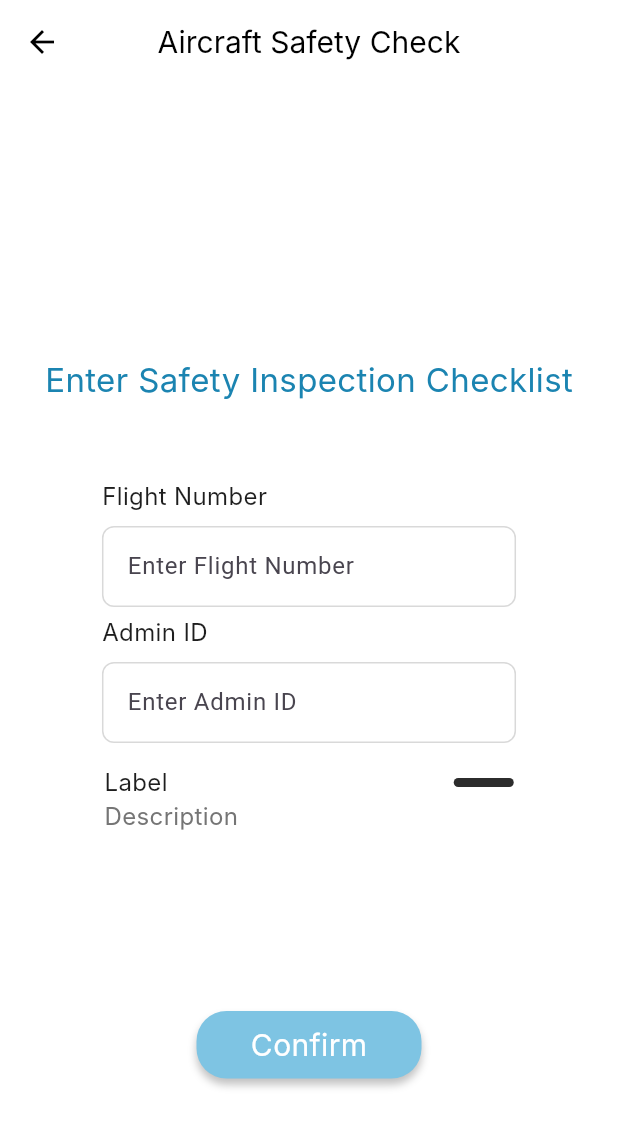
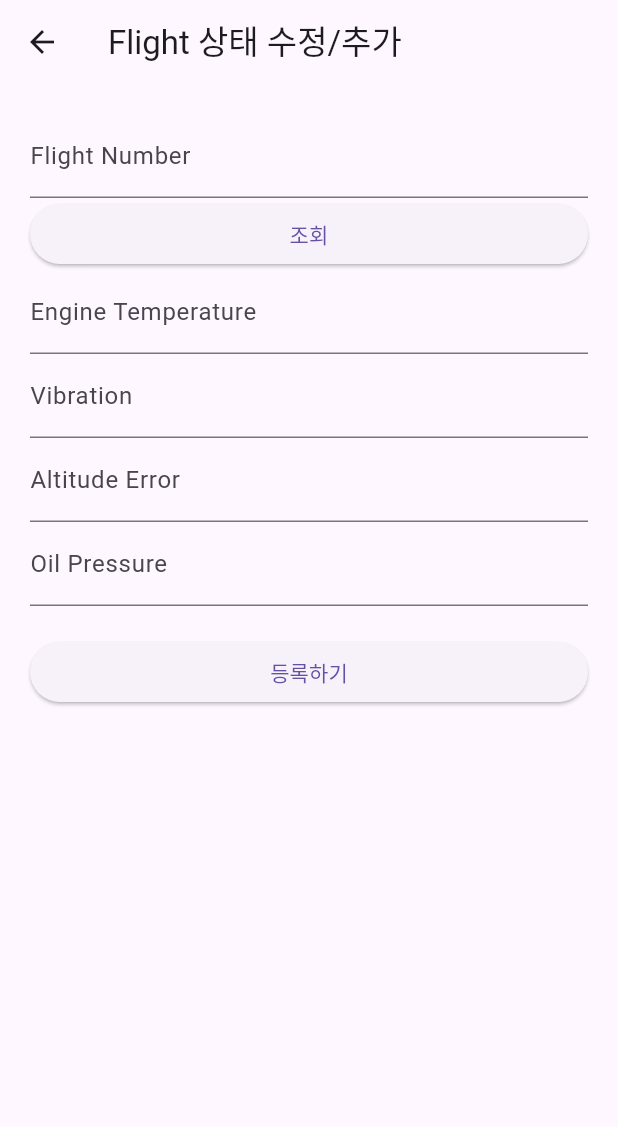
Before and after one commit to Sigyn0809/aircraft_safety_check_app, a Flutter app: the AdminLoginScreen screen opened directly, after a tap on "Login", on a phone screen of 412 x 824 dp. Shown: the top 1127 px of the screen. Run offline on Flutter 3.47's test engine with Material 3 defaults, Android fonts, the phone set to English and light mode, and no system bars; Roboto replaces fonts that are missing (Inter).

Commit message:
feat: add admin functionality to register and modify flight data
- Admin can now query flight number via GET
- If flight number does not exist, fields remain empty for manual input
- Upon submission, new flight data is inserted via POST
- Existing flight numbers are editable via PUT
- Invalid input is blocked, all required fields are validated

```diff
--- a/lib/screens/admin_login_screen.dart
+++ b/lib/screens/admin_login_screen.dart
@@ -1,5 +1,5 @@
 import 'package:flutter/material.dart';
-import 'admin_safety_check_page.dart';
+import 'flight_edit_screen.dart';
 
 class AdminLoginScreen extends StatelessWidget {
   @override
@@ -135,7 +135,7 @@ class AdminLoginScreen extends StatelessWidget {
                   Navigator.push(
                     context,
                     MaterialPageRoute(
-                        builder: (context) => AdminSafetyCheckPage()),
+                        builder: (context) => FlightEditScreen()),
                   );
                 },
                 child: Container(
--- a/lib/screens/admin_safety_check_page.dart
+++ /dev/null
@@ -1,231 +0,0 @@
-import 'package:flutter/material.dart';
-
-class AdminSafetyCheckPage extends StatelessWidget {
-  @override
-  Widget build(BuildContext context) {
-    double screenWidth = MediaQuery.of(context).size.width;  // 화면의 너비
-    double screenHeight = MediaQuery.of(context).size.height; // 화면의 높이
-
-    return Scaffold(
-      backgroundColor: Colors.white, // 흰색 배경
-      // 상단 위젯 설정
-      appBar: AppBar(
-        backgroundColor: Colors.transparent, // 투명 배경
-        elevation: 0, // 그림자 없애기
-        leading: IconButton(
-          icon: Icon(Icons.arrow_back, color: Colors.black), // 뒤로가기 아이콘
-          onPressed: () {
-            Navigator.pop(context); // 뒤로가기 버튼 클릭 시 이전 화면으로 돌아가기
-          },
-        ),
-        centerTitle: true, // 중앙 정렬
-        title: Text(
-          'Aircraft Safety Check', // 제목
-          style: TextStyle(
-            color: Colors.black, // 검정색 텍스트
-            fontSize: 20,
-            fontFamily: 'Inter',
-          ),
-        ),
-      ),
-
-      body: Center(
-        child: Container(
-          width: screenWidth,
-          height: screenHeight,
-          child: Stack(
-            children: [
-              // 'Enter Safety Inspection Checklist' 텍스트 (ID 필드 바로 위)
-              Positioned(
-                top: screenHeight * 0.22, // 세로 위치 지정
-                left: 0, // left를 0으로 설정하여, Align 위젯이 자동으로 중앙 정렬되도록 함
-                right: 0, // right를 0으로 설정하여 Align이 수평 중앙에 배치되도록
-                child: Align(
-                  alignment: Alignment.center, // 수평 중앙 정렬
-                  child: Text(
-                    'Enter Safety Inspection Checklist',
-                    style: TextStyle(
-                      color: Color(0xFF1B84B1),
-                      fontSize: 22,
-                      fontFamily: 'Inter',
-                    ),
-                  ),
-                ),
-              ),
-
-              // Flight Number 입력 필드
-              Positioned(
-                top: screenHeight * 0.32, // Flight Number 필드 위치 조정
-                left: screenWidth * 0.5 - screenWidth * 0.67 / 2, // 가로 중앙 정렬 (273은 입력 필드의 너비)
-                child: Column(
-                  crossAxisAlignment: CrossAxisAlignment.start,
-                  children: [
-                    Text(
-                      'Flight Number',
-                      style: TextStyle(
-                        color: Color(0xFF1E1E1E),
-                        fontSize: 16,
-                        fontFamily: 'Inter',
-                      ),
-                    ),
-                    SizedBox(height: 8),
-                    Container(
-                      width: screenWidth * 0.67,
-                      padding: const EdgeInsets.symmetric(horizontal: 16, vertical: 2),
-                      decoration: BoxDecoration(
-                        color: Colors.white,
-                        borderRadius: BorderRadius.circular(8),
-                        border: Border.all(color: Color(0xFFD9D9D9)),
-                      ),
-                      child: TextField(
-                        decoration: InputDecoration(
-                          hintText: 'Enter Flight Number', // 힌트 텍스트 추가
-                          border: InputBorder.none,
-                        ),
-                      ),
-                    ),
-                  ],
-                ),
-              ),
-
-              // Admin ID 텍스트와 필드
-              Positioned(
-                top: screenHeight * 0.43, // Admin ID 필드의 상단 위치
-                left: MediaQuery.of(context).size.width * 0.5 - screenWidth * 0.67 / 2, // ID 필드 너비 273을 기준으로 중앙 정렬
-                child: Column(
-                  crossAxisAlignment: CrossAxisAlignment.start,
-                  children: [
-                    Text(
-                      'Admin ID',
-                      style: TextStyle(
-                        color: Color(0xFF1E1E1E),
-                        fontSize: 16,
-                        fontFamily: 'Inter',
-                      ),
-                    ),
-                    SizedBox(height: 8), // 텍스트와 텍스트 필드 사이의 간격
-                    Container(
-                      width: screenWidth * 0.67,
-                      padding: const EdgeInsets.symmetric(horizontal: 16, vertical: 2),
-                      decoration: BoxDecoration(
-                        color: Colors.white,
-                        borderRadius: BorderRadius.circular(8),
-                        border: Border.all(color: Color(0xFFD9D9D9)),
-                      ),
-                      child: TextField(
-                        decoration: InputDecoration(
-                          hintText: 'Enter Admin ID', // 힌트 텍스트 추가
-                          border: InputBorder.none,
-                        ),
-                      ),
-                    ),
-                  ],
-                ),
-              ),
-
-              // Label 토글 스위치
-              Positioned(
-                top: screenHeight * 0.55, // Label 스위치 위치 조정
-                left: screenWidth * 0.5 - 275 / 2, // 가로 중앙 정렬 (275는 스위치의 너비)
-                child: Container(
-                  width: 275,
-                  decoration: ShapeDecoration(
-                    color: Colors.white,
-                    shape: RoundedRectangleBorder(
-                      side: BorderSide(width: 1, color: Colors.white),
-                    ),
-                  ),
-                  child: Column(
-                    mainAxisSize: MainAxisSize.min,
-                    mainAxisAlignment: MainAxisAlignment.start,
-                    crossAxisAlignment: CrossAxisAlignment.start,
-                    children: [
-                      Row(
-                        mainAxisSize: MainAxisSize.min,
-                        mainAxisAlignment: MainAxisAlignment.start,
-                        crossAxisAlignment: CrossAxisAlignment.center,
-                        children: [
-                          Expanded(
-                            child: SizedBox(
-                              child: Text(
-                                'Label',
-                                style: TextStyle(
-                                  color: Color(0xFF1E1E1E),
-                                  fontSize: 16,
-                                  fontFamily: 'Inter',
-                                ),
-                              ),
-                            ),
-                          ),
-                          const SizedBox(width: 12),
-                          Container(
-                            width: 40,
-                            padding: const EdgeInsets.only(top: 3, left: 19, right: 3, bottom: 3),
-                            decoration: ShapeDecoration(
-                              color: Color(0xFF2C2C2C),
-                              shape: RoundedRectangleBorder(
-                                borderRadius: BorderRadius.circular(9999),
-                              ),
-                            ),
-                          ),
-                        ],
-                      ),
-                      SizedBox(
-                        width: double.infinity,
-                        child: Text(
-                          'Description',
-                          style: TextStyle(
-                            color: Color(0xFF757575),
-                            fontSize: 16,
-                            fontFamily: 'Inter',
-                          ),
-                        ),
-                      ),
-                    ],
-                  ),
-                ),
-              ),
-
-              // Confirm 버튼
-              Positioned(
-                top: screenHeight * 0.75, // Confirm 버튼 위치 조정
-                left: screenWidth * 0.5 - 150 / 2, // 가로 중앙 정렬
-                child: Container(
-                  width: 150,
-                  padding: const EdgeInsets.symmetric(horizontal: 20, vertical: 8),
-                  decoration: ShapeDecoration(
-                    color: Color(0xFF7EC4E3),
-                    shape: RoundedRectangleBorder(
-                      borderRadius: BorderRadius.circular(20),
-                    ),
-                    shadows: [
-                      BoxShadow(
-                        color: Color(0x3F000000),
-                        blurRadius: 4,
-                        offset: Offset(0, 4),
-                      ),
-                    ],
-                  ),
-                  child: Row(
-                    mainAxisSize: MainAxisSize.min,
-                    mainAxisAlignment: MainAxisAlignment.center,
-                    children: [
-                      Text(
-                        'Confirm',
-                        style: TextStyle(
-                          color: Colors.white,
-                          fontSize: 20,
-                          fontFamily: 'Inter',
-                        ),
-                      ),
-                    ],
-                  ),
-                ),
-              ),
-            ],
-          ),
-        ),
-      ),
-    );
-  }
-}
--- /dev/null
+++ b/lib/screens/flight_edit_screen.dart
@@ -0,0 +1,157 @@
+import 'package:flutter/material.dart';
+import 'package:http/http.dart' as http;
+import 'dart:convert';
+
+class FlightEditScreen extends StatefulWidget {
+  @override
+  _FlightEditScreenState createState() => _FlightEditScreenState();
+}
+
+class _FlightEditScreenState extends State<FlightEditScreen> {
+  final flightNumberController = TextEditingController();
+  final engineTempController = TextEditingController();
+  final vibrationController = TextEditingController();
+  final altitudeErrorController = TextEditingController();
+  final oilPressureController = TextEditingController();
+
+  bool isEditing = false;
+  String apiUrl = "https://7qi505k421.execute-api.ap-northeast-2.amazonaws.com/prod/check";
+
+  void fetchFlightData() async {
+    final flightNumber = flightNumberController.text.trim();
+    print("🧪 입력된 Flight Number: $flightNumber");
+    if (flightNumber.isEmpty) return;
+
+    final uri = Uri.parse('$apiUrl?flight_number=$flightNumber');
+    print("📡 요청 URI: $uri");
+    final response = await http.get(uri);
+
+    print("🔵 [DEBUG] raw response.body = ${response.body}"); // 1차 출력
+
+    if (response.statusCode == 200) {
+      final data = json.decode(response.body);
+      print("🟢 [DEBUG] decoded data = $data"); // 최종 파싱된 객체 확인
+
+      setState(() {
+        isEditing = true;
+        engineTempController.text = data['engine_temp'].toString();
+        vibrationController.text = data['vibration'].toString();
+        altitudeErrorController.text = data['altitude_error'].toString();
+        oilPressureController.text = data['oil_pressure'].toString();
+      });
+
+      ScaffoldMessenger.of(context).showSnackBar(SnackBar(content: Text("데이터를 불러왔습니다.")));
+    } else {
+      print("🔴 [DEBUG] GET 요청 실패: ${response.statusCode}");
+      setState(() {
+        isEditing = false;
+        engineTempController.clear();
+        vibrationController.clear();
+        altitudeErrorController.clear();
+        oilPressureController.clear();
+      });
+      ScaffoldMessenger.of(context).showSnackBar(SnackBar(content: Text("기존 데이터 없음. 새로 입력해 주세요.")));
+    }
+  }
+
+
+  void submitData() async {
+    final flightNumber = flightNumberController.text.trim();
+    // 모든 필드 유효성 검사
+    if (flightNumber.isEmpty ||
+        engineTempController.text.trim().isEmpty ||
+        vibrationController.text.trim().isEmpty ||
+        altitudeErrorController.text.trim().isEmpty ||
+        oilPressureController.text.trim().isEmpty) {
+      ScaffoldMessenger.of(context).showSnackBar(
+          SnackBar(content: Text("모든 값을 입력해 주세요."))
+      );
+      return;
+    }
+
+    final uri = Uri.parse(apiUrl);  // 반드시 "/check" 포함
+    final method = isEditing ? 'PUT' : 'POST';
+
+    final body = {
+      "flight_number": flightNumber,
+      "engine_temp": engineTempController.text.trim(),
+      "vibration": vibrationController.text.trim(),
+      "altitude_error": altitudeErrorController.text.trim(),
+      "oil_pressure": oilPressureController.text.trim()
+    };
+
+    final request = http.Request(method, uri)
+      ..headers['Content-Type'] = 'application/json'
+      ..body = json.encode(body);
+
+    final streamed = await request.send();
+    final result = await http.Response.fromStream(streamed);
+
+    print("🔁 응답 코드: ${result.statusCode}");
+    print("📦 응답 내용: ${result.body}");
+
+    if (result.statusCode == 200) {
+      ScaffoldMessenger.of(context).showSnackBar(SnackBar(content: Text("업로드 성공!")));
+    } else {
+      ScaffoldMessenger.of(context).showSnackBar(SnackBar(content: Text("실패: ${result.statusCode}")));
+    }
+  }
+
+
+  @override
+  void dispose() {
+    flightNumberController.dispose();
+    engineTempController.dispose();
+    vibrationController.dispose();
+    altitudeErrorController.dispose();
+    oilPressureController.dispose();
+    super.dispose();
+  }
+
+  @override
+  Widget build(BuildContext context) {
+    return Scaffold(
+      appBar: AppBar(title: Text("Flight 상태 수정/추가")),
+      body: Padding(
+        padding: const EdgeInsets.all(20),
+        child: ListView(
+          children: [
+            TextField(
+              controller: flightNumberController,
+              decoration: InputDecoration(labelText: 'Flight Number'),
+            ),
+            ElevatedButton(
+              onPressed: fetchFlightData,
+              child: Text("조회"),
+            ),
+            TextField(
+              controller: engineTempController,
+              decoration: InputDecoration(labelText: 'Engine Temperature'),
+              keyboardType: TextInputType.number,
+            ),
+            TextField(
+              controller: vibrationController,
+              decoration: InputDecoration(labelText: 'Vibration'),
+              keyboardType: TextInputType.number,
+            ),
+            TextField(
+              controller: altitudeErrorController,
+              decoration: InputDecoration(labelText: 'Altitude Error'),
+              keyboardType: TextInputType.number,
+            ),
+            TextField(
+              controller: oilPressureController,
+              decoration: InputDecoration(labelText: 'Oil Pressure'),
+              keyboardType: TextInputType.number,
+            ),
+            SizedBox(height: 20),
+            ElevatedButton(
+              onPressed: submitData,
+              child: Text(isEditing ? "수정하기" : "등록하기"),
+            ),
+          ],
+        ),
+      ),
+    );
+  }
+}
--- a/lib/screens/login_screen.dart
+++ b/lib/screens/login_screen.dart
@@ -1,7 +1,6 @@
 import 'package:flutter/material.dart';
 import 'admin_login_screen.dart'; // AdminLoginScreen을 import
 import 'user_login_screen.dart'; // UserLoginScreen을 import
-import 'admin_safety_check_page.dart';
 
 class LoginScreen extends StatelessWidget {
   @override
--- a/lib/screens/user_login_screen.dart
+++ b/lib/screens/user_login_screen.dart
@@ -32,7 +32,7 @@ class _UserLoginScreenState extends State<UserLoginScreen> {
       );
     } catch (e) {
       ScaffoldMessenger.of(context).showSnackBar(
-        SnackBar(content: Text('오류 발생: $e')),
+        SnackBar(content: Text('존재하지 않는 Flight Number입니다. 다시 입력해 주세요.')),
       );
     } finally {
       setState(() => _isLoading = false);
--- a/lib/services/api_service.dart
+++ b/lib/services/api_service.dart
@@ -7,7 +7,7 @@ class ApiService {
   static Future<Map<String, dynamic>> checkAnomaly(String flightNumber) async {
     final url = Uri.parse('$_baseUrl/check');
 
-    print('Sending JSON: ${jsonEncode({'flight_number': flightNumber})}');
+    print('📤 Sending JSON: ${jsonEncode({'flight_number': flightNumber})}');
 
     final response = await http.post(
       url,
@@ -15,16 +15,20 @@ class ApiService {
       body: jsonEncode({'flight_number': flightNumber}),
     );
 
+    print('📥 응답 코드: ${response.statusCode}');
+    print('📦 응답 본문: ${response.body}');
+
     if (response.statusCode == 200) {
-      print('RAW RESPONSE BODY: ${response.body}');
       final outer = jsonDecode(response.body);
       final inner = outer is Map && outer['body'] is String
           ? jsonDecode(outer['body'])
           : outer;
-      print('Parsed Inner: $inner'); // ✅ 파싱 결과 확인
+      print('✅ Parsed Inner: $inner');
       return inner;
+    } else if (response.statusCode == 404) {
+      throw Exception('NOT_FOUND');
     } else {
-      throw Exception('API 호출 실패: ${response.body}');
+      throw Exception('SERVER_ERROR');
     }
   }
 }
```
